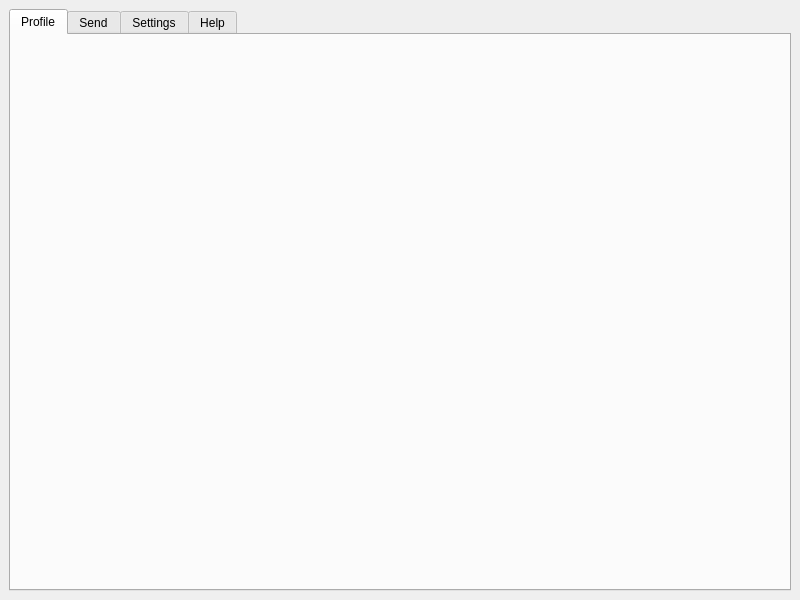
The window that src/qtwindows/mainwindow.ui (dzobamain/cross-device-data-transfer) describes before a commit, drawn with Qt 5.
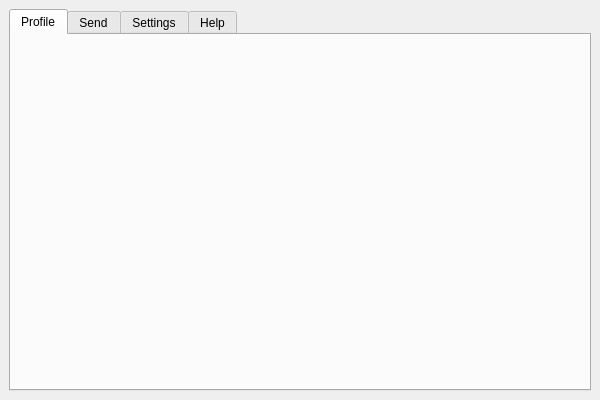
The same window after the commit.

Diff of the .ui file:
```diff
--- a/src/qtwindows/mainwindow.ui
+++ b/src/qtwindows/mainwindow.ui
@@ -6,10 +6,22 @@
    <rect>
     <x>0</x>
     <y>0</y>
-    <width>800</width>
-    <height>600</height>
+    <width>600</width>
+    <height>400</height>
    </rect>
   </property>
+  <property name="minimumSize">
+   <size>
+    <width>600</width>
+    <height>400</height>
+   </size>
+  </property>
+  <property name="maximumSize">
+   <size>
+    <width>10000</width>
+    <height>10000</height>
+   </size>
+  </property>
   <property name="windowTitle">
    <string>MainWindow</string>
   </property>
@@ -32,12 +44,35 @@
          <widget class="QLabel" name="userFoto">
           <property name="geometry">
            <rect>
-            <x>90</x>
-            <y>80</y>
-            <width>121</width>
-            <height>111</height>
+            <x>100</x>
+            <y>100</y>
+            <width>100</width>
+            <height>100</height>
            </rect>
           </property>
+          <property name="sizePolicy">
+           <sizepolicy hsizetype="Expanding" vsizetype="Expanding">
+            <horstretch>0</horstretch>
+            <verstretch>0</verstretch>
+           </sizepolicy>
+          </property>
+          <property name="maximumSize">
+           <size>
+            <width>1000000</width>
+            <height>16777215</height>
+           </size>
+          </property>
+          <property name="baseSize">
+           <size>
+            <width>100</width>
+            <height>100</height>
+           </size>
+          </property>
+          <property name="font">
+           <font>
+            <kerning>false</kerning>
+           </font>
+          </property>
           <property name="text">
            <string/>
           </property>
```
